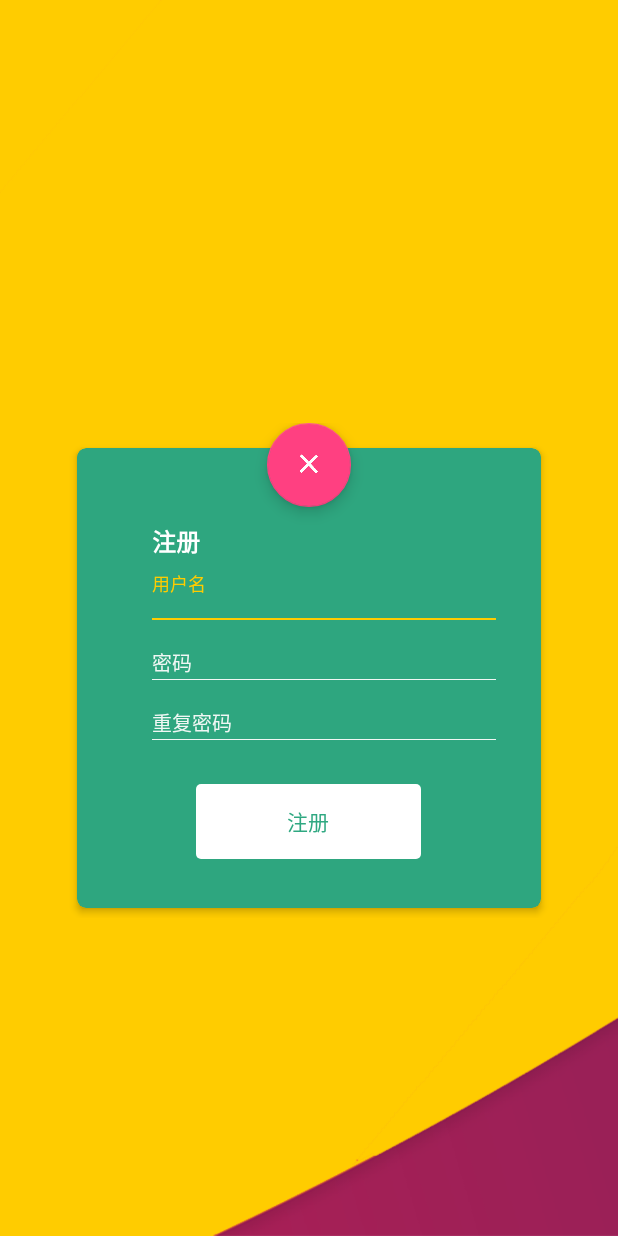
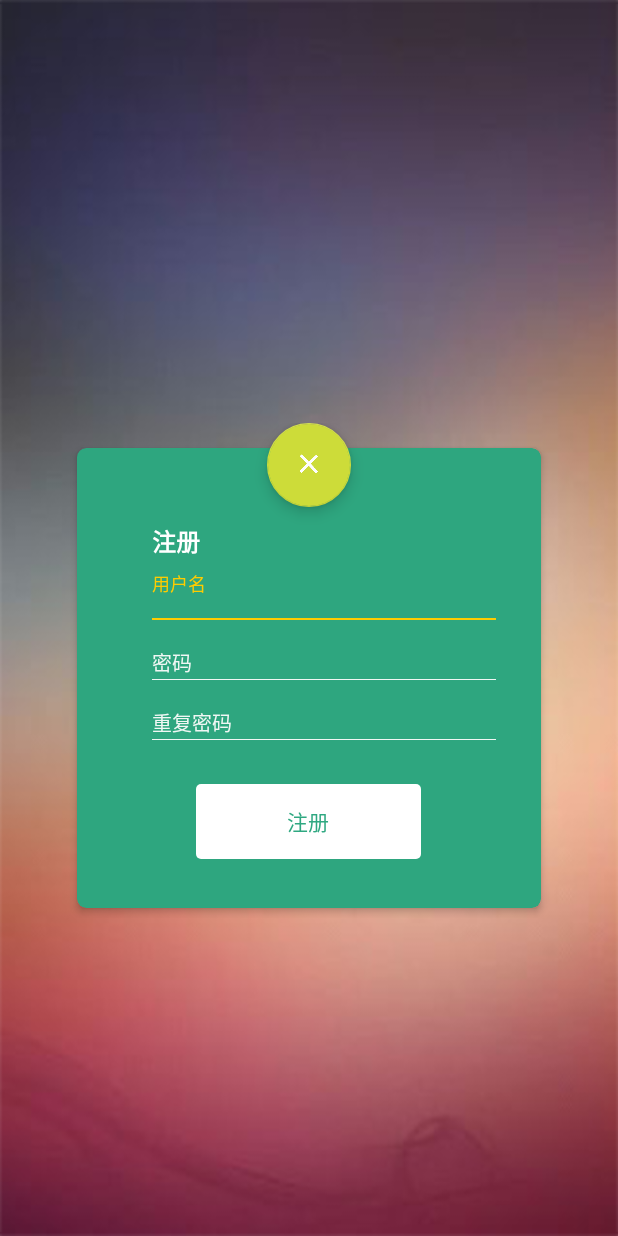
Before and after one commit to jmFang/TutorialApp, an Android app: the RegisterActivity screen opened directly, with no data from a screen before it, on a phone screen of 412 x 824 dp. Run offline under Robolectric (Android 15) with nearby library versions, the phone set to English and light mode, and no system bars; our stand-ins replace ButterKnife, EventBus; libraries missing offline, so code that uses them is left out: cn.bmob.v3, com.orhanobut.logger.

Commit message:
promote splash, make full screen for login and register

```diff
--- a/app/src/main/AndroidManifest.xml
+++ b/app/src/main/AndroidManifest.xml
@@ -29,9 +29,9 @@
     <application
         android:name=".BmobIMApplication"
         android:allowBackup="true"
-        android:icon="@mipmap/ic_launcher"
+        android:icon="@mipmap/icon"
         android:label="@string/app_name"
-        android:roundIcon="@mipmap/ic_launcher_round"
+        android:roundIcon="@mipmap/icon"
         android:supportsRtl="true"
         android:theme="@style/AppTheme">
 
--- a/app/src/main/java/com/example/jiamoufang/tutorialapp/SplashActivity.java
+++ b/app/src/main/java/com/example/jiamoufang/tutorialapp/SplashActivity.java
@@ -5,6 +5,8 @@ import android.os.Handler;
 import android.os.Looper;
 import android.support.v7.app.AppCompatActivity;
 import android.os.Bundle;
+import android.view.Window;
+import android.view.WindowManager;
 
 import com.example.jiamoufang.tutorialapp.model.UserModel;
 import com.example.jiamoufang.tutorialapp.model.bean.User;
@@ -19,6 +21,8 @@ public class SplashActivity extends AppCompatActivity {
     @Override
     protected void onCreate(Bundle savedInstanceState) {
         super.onCreate(savedInstanceState);
+        requestWindowFeature(Window.FEATURE_NO_TITLE); //设置无标题
+        getWindow().setFlags(WindowManager.LayoutParams.FLAG_FULLSCREEN, WindowManager.LayoutParams.FLAG_FULLSCREEN);  //设置全屏
         setContentView(R.layout.activity_splash);
         Handler handler = new Handler(Looper.getMainLooper());
         handler.postDelayed(new Runnable() {
@@ -35,6 +39,6 @@ public class SplashActivity extends AppCompatActivity {
                     finish();
                 }
             }
-        }, 1000);
+        }, 2000);
     }
 }
--- a/app/src/main/java/com/example/jiamoufang/tutorialapp/ui/activities/LogActivity.java
+++ b/app/src/main/java/com/example/jiamoufang/tutorialapp/ui/activities/LogActivity.java
@@ -12,6 +12,8 @@ import android.os.Bundle;
 import android.support.v7.widget.CardView;
 import android.transition.Explode;
 import android.view.View;
+import android.view.Window;
+import android.view.WindowManager;
 import android.widget.Button;
 import android.widget.EditText;
 import android.widget.Toast;
@@ -52,6 +54,8 @@ public class LogActivity extends AppCompatActivity {
     @Override
     protected void onCreate(Bundle savedInstanceState) {
         super.onCreate(savedInstanceState);
+        requestWindowFeature(Window.FEATURE_NO_TITLE); //设置无标题
+        getWindow().setFlags(WindowManager.LayoutParams.FLAG_FULLSCREEN, WindowManager.LayoutParams.FLAG_FULLSCREEN);  //设置全屏
         setContentView(R.layout.activity_log);
         /*绑定注解
         * @comment by fangjiamouo
--- a/app/src/main/java/com/example/jiamoufang/tutorialapp/ui/activities/RegisterActivity.java
+++ b/app/src/main/java/com/example/jiamoufang/tutorialapp/ui/activities/RegisterActivity.java
@@ -11,6 +11,8 @@ import android.support.v7.widget.CardView;
 import android.transition.TransitionInflater;
 import android.view.View;
 import android.view.ViewAnimationUtils;
+import android.view.Window;
+import android.view.WindowManager;
 import android.view.animation.AccelerateDecelerateInterpolator;
 import android.widget.Button;
 import android.widget.EditText;
@@ -49,6 +51,8 @@ public class RegisterActivity extends AppCompatActivity {
     @Override
     protected void onCreate(Bundle savedInstanceState) {
         super.onCreate(savedInstanceState);
+        requestWindowFeature(Window.FEATURE_NO_TITLE); //设置无标题
+        getWindow().setFlags(WindowManager.LayoutParams.FLAG_FULLSCREEN, WindowManager.LayoutParams.FLAG_FULLSCREEN);  //设置全屏
         setContentView(R.layout.activity_register);
         ButterKnife.bind(this);
 
--- a/app/src/main/res/layout/activity_log.xml
+++ b/app/src/main/res/layout/activity_log.xml
@@ -4,7 +4,7 @@
     xmlns:tools="http://schemas.android.com/tools"
     android:layout_width="match_parent"
     android:layout_height="match_parent"
-    android:background="@drawable/bg"
+    android:background="@drawable/bg2"
     tools:context="com.example.jiamoufang.tutorialapp.ui.activities.MainActivity">
 
     <android.support.v7.widget.CardView
@@ -39,7 +39,7 @@
                     android:layout_centerVertical="true"
                     android:layout_marginStart="50dp"
                     android:text="@string/login"
-                    android:textColor="#FFCC00"
+                    android:textColor="#2fa881"
                     android:textSize="18sp"
                     android:textStyle="bold"
                     />
@@ -113,7 +113,7 @@
                     android:background="@drawable/bt_shape"
                     android:stateListAnimator="@drawable/state_list_animator_z"
                     android:text="@string/go"
-                    android:textColor="#d3d3d3"
+                    android:textColor="#2fa881"
                     >
                 </Button>
             </RelativeLayout>
--- a/app/src/main/res/layout/activity_register.xml
+++ b/app/src/main/res/layout/activity_register.xml
@@ -1,10 +1,11 @@
 <?xml version="1.0" encoding="utf-8"?>
-<RelativeLayout xmlns:android="http://schemas.android.com/apk/res/android"
+<RelativeLayout
+    xmlns:android="http://schemas.android.com/apk/res/android"
     xmlns:app="http://schemas.android.com/apk/res-auto"
     android:layout_width="match_parent"
     android:layout_height="match_parent"
     xmlns:tools="http://schemas.android.com/tools"
-    android:background="@drawable/bg"
+    android:background="@drawable/bg2"
     tools:context="com.example.jiamoufang.tutorialapp.ui.activities.MainActivity">
 
     <FrameLayout
--- a/app/src/main/res/values/colors.xml
+++ b/app/src/main/res/values/colors.xml
@@ -2,7 +2,7 @@
 <resources>
     <color name="colorPrimary">#29BCC3</color>
     <color name="colorPrimaryDark">#29BCC3</color>
-    <color name="colorAccent">#FF4081</color>
+    <color name="colorAccent">#CDDC39</color>
 
     <color name="base_color_text_black">#3e3e39</color>
     <color name="base_color_text_gray">#9fa0a0</color>
```
Also changed, not shown: app/src/main/res/layout/activity_splash.xml (+6 -4 lines), app/src/main/res/drawable/bg2.png (added), app/src/main/res/drawable/splash1.png (added), app/src/main/res/mipmap-mdpi/icon.png (added).
